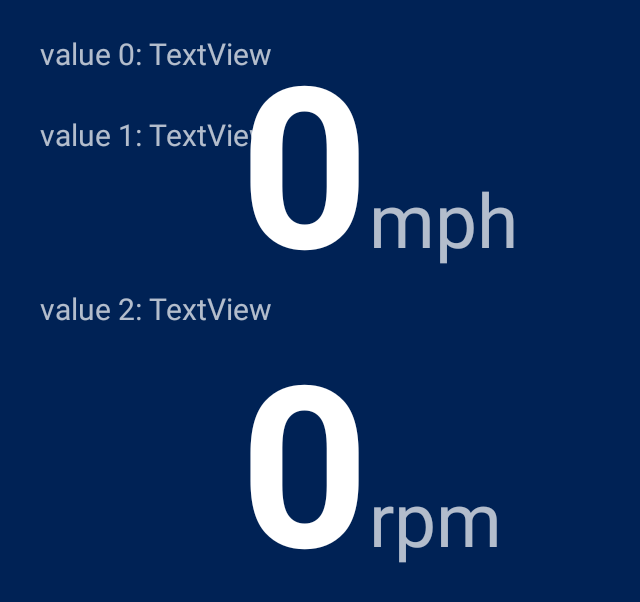
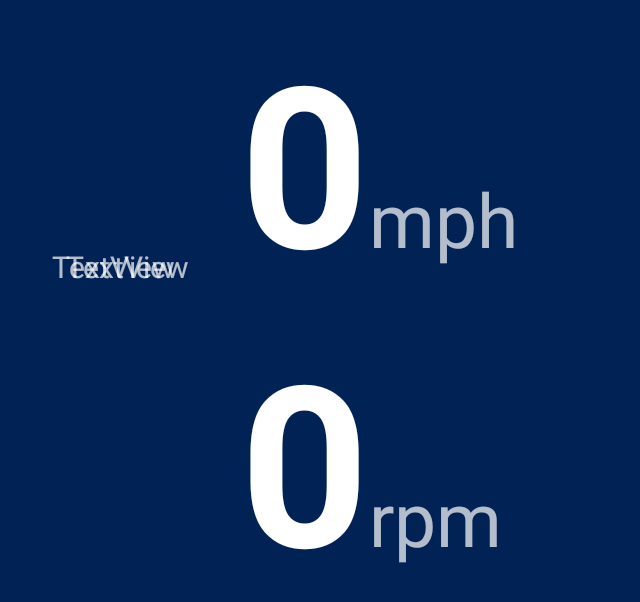
Before and after one commit to electrovir/byu_baja, an Android app: the screen it shows after launch (MainActivity), on a phone screen of 824 x 412 dp (held sideways). Shown: the top 602 px of the screen, without its empty margins (0-640 px from the left). Run offline under Robolectric (Android 15) with nearby library versions, the phone set to English and light mode, and no system bars; 2 statements that could not run were skipped.

```diff
--- a/Android/BYUBaja/app/src/main/res/layout-land/instrument_cluster.xml
+++ b/Android/BYUBaja/app/src/main/res/layout-land/instrument_cluster.xml
@@ -92,7 +92,8 @@
         android:layout_alignStart="@+id/textView_1"
         android:layout_alignTop="@+id/gridLayout"
         android:layout_marginTop="15dp"
-        android:text="TextView"/>
+        android:text="TextView"
+        android:visibility="gone"/>
 
     <TextView
         android:id="@+id/textView_1"
@@ -102,7 +103,8 @@
         android:layout_marginStart="99dp"
         android:layout_marginTop="69dp"
         android:layout_toEndOf="@+id/progressBar"
-        android:text="TextView"/>
+        android:text="TextView"
+        android:visibility="gone"/>
 
     <TextView
         android:id="@+id/textView_2"
@@ -110,7 +112,8 @@
         android:layout_height="wrap_content"
         android:layout_alignStart="@+id/textView_0"
         android:layout_centerVertical="true"
-        android:text="TextView"/>
+        android:text="TextView"
+        android:visibility="gone"/>
 
     <TextView
         android:id="@+id/textView5"
@@ -119,7 +122,8 @@
         android:layout_alignBaseline="@+id/textView_2"
         android:layout_alignBottom="@+id/textView_2"
         android:layout_toStartOf="@+id/textView_2"
-        android:text="value 2: "/>
+        android:text="value 2: "
+        android:visibility="gone"/>
 
     <TextView
         android:id="@+id/textView6"
@@ -127,7 +131,8 @@
         android:layout_height="wrap_content"
         android:layout_alignStart="@+id/textView7"
         android:layout_alignTop="@+id/textView_0"
-        android:text="value 0: "/>
+        android:text="value 0: "
+        android:visibility="gone"/>
 
     <TextView
         android:id="@+id/textView7"
@@ -136,6 +141,27 @@
         android:layout_alignBaseline="@+id/textView_1"
         android:layout_alignBottom="@+id/textView_1"
         android:layout_toStartOf="@+id/textView_2"
-        android:text="value 1: "/>
+        android:text="value 1: "
+        android:visibility="gone"/>
+
+    <TextView
+        android:id="@+id/shock_right"
+        android:layout_width="wrap_content"
+        android:layout_height="wrap_content"
+        android:layout_alignBaseline="@+id/shock_left"
+        android:layout_alignBottom="@+id/shock_left"
+        android:layout_marginEnd="43dp"
+        android:layout_toStartOf="@+id/gridLayout"
+        android:text="TextView"/>
+
+    <TextView
+        android:id="@+id/shock_left"
+        android:layout_width="wrap_content"
+        android:layout_height="wrap_content"
+        android:layout_alignTop="@+id/gridLayout"
+        android:layout_marginStart="44dp"
+        android:layout_marginTop="157dp"
+        android:layout_toEndOf="@+id/progressBar"
+        android:text="TextView"/>
 
 </RelativeLayout>
```
Also changed, not shown: Android/BYUBaja/app/src/main/java/com/electrovir/byubaja/MainActivity.java (+25 -19 lines), 1 other file.
